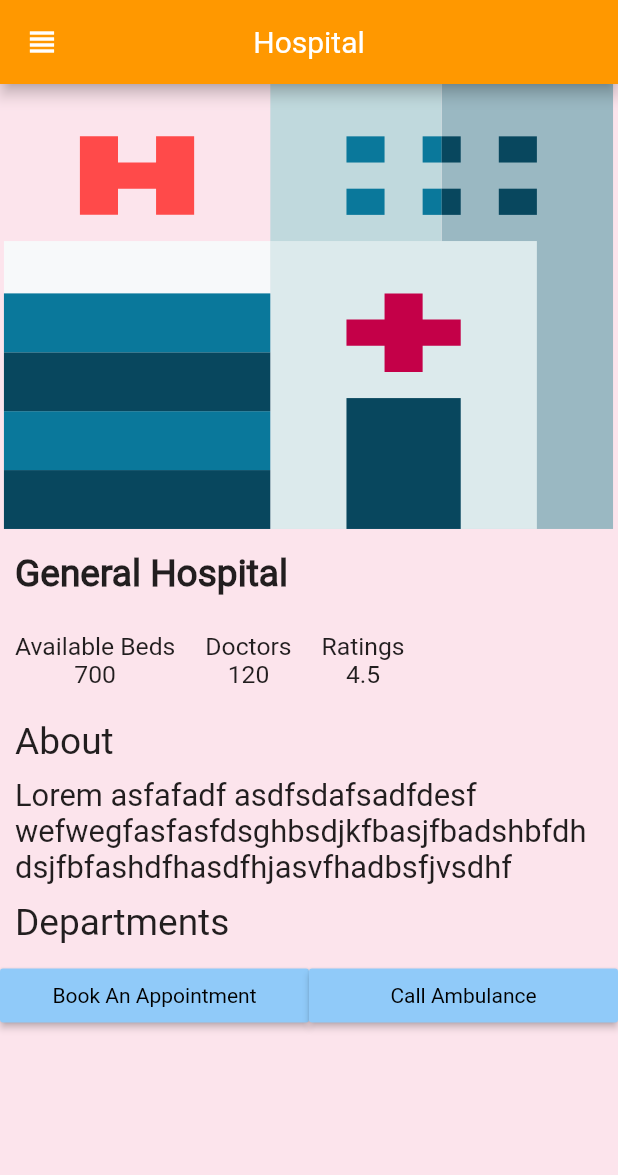
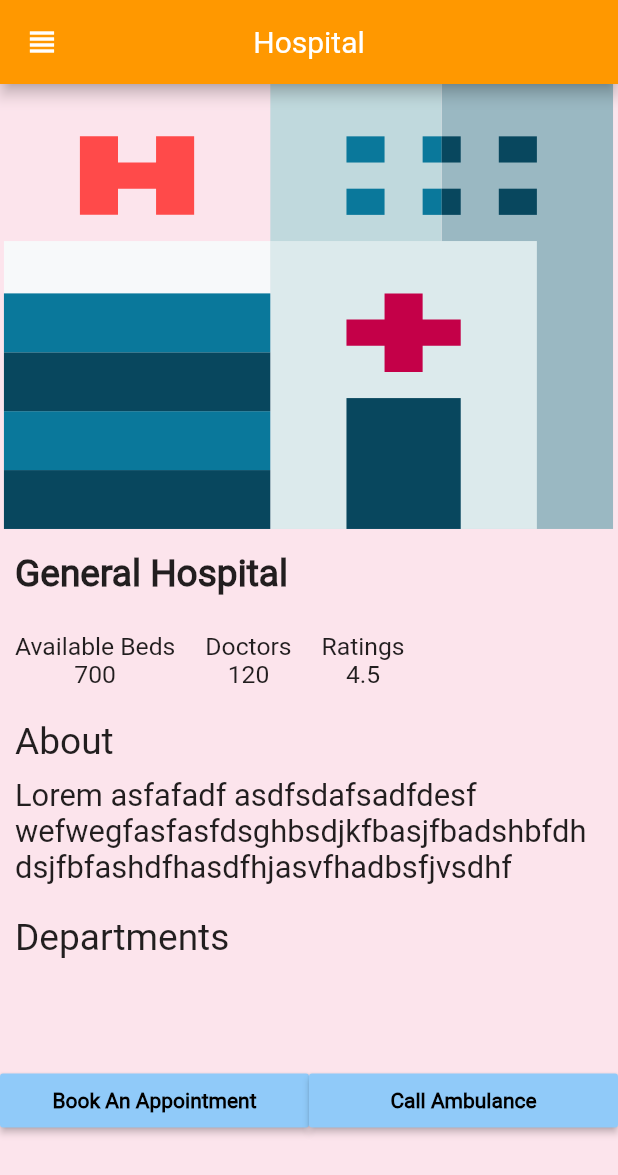
Before and after one commit to sanscript-tech/medical-emergency-flutter-node, a Flutter app: the HospitalDetails screen opened directly, on a phone screen of 412 x 824 dp. Shown: the top 1175 px of the screen. Run offline on Flutter 3.47's test engine with Material 2 defaults, Android fonts, the phone set to English and light mode, and no system bars; our stand-ins replace auto_size_text, email_validator, flutter_svg, fluttertoast.

Commit message:
hospitalsDetailsPage

```diff
--- a/frontend/lib/main.dart
+++ b/frontend/lib/main.dart
@@ -16,7 +16,7 @@ class MyApp extends StatelessWidget {
   Widget build(BuildContext context) {
     return MaterialApp(
       title: 'Flutter Demo',
-      home: EmergencySearch(),
+      home: HospitalDetails(),
       debugShowCheckedModeBanner: false,
       //initialRoute: Dashboard.dashboardId,
       routes: routes,
--- a/frontend/lib/pages/hospital_details.dart
+++ b/frontend/lib/pages/hospital_details.dart
@@ -23,7 +23,8 @@ class _HospitalDetailsState extends State<HospitalDetails> {
             'Hospital',
             style: TextStyle(fontFamily: 'Roboto', color: Colors.white),
           )),
-      body: ListView(children: <Widget>[
+      body: Container(
+        child: ListView(children: <Widget>[
           Container(
             child: SvgPicture.asset(
               assetName,
@@ -126,30 +127,41 @@ class _HospitalDetailsState extends State<HospitalDetails> {
             ),
           ),
           Padding(
-          padding: const EdgeInsets.all(10.0),
+            padding: const EdgeInsets.only(left: 10.0, top: 20.0, bottom: 20.0),
             child: Text(
               'Departments',
               style: TextStyle(
                   fontWeight: FontWeight.normal, fontSize: deviceHeight * 0.03),
             ),
           ),
-        Row(children: <Widget>[
+          SizedBox(
+            height: 50.0,
+          ),
+          Align(
+            alignment: Alignment.bottomLeft,
+            child: Row(children: <Widget>[
               MaterialButton(
+                splashColor: Colors.purple,
                 color: Colors.blue[200],
                 minWidth: deviceWidth * 0.5,
                 child: Text('Book An Appointment',
-                style: TextStyle(color: Colors.black)),
+                    style: TextStyle(
+                        color: Colors.black, fontWeight: FontWeight.bold)),
                 onPressed: () {},
               ),
               MaterialButton(
+                splashColor: Colors.purple,
                 color: Colors.blue[200],
                 minWidth: deviceWidth * 0.5,
-            child:
-                Text('Call Ambulance', style: TextStyle(color: Colors.black)),
+                child: Text('Call Ambulance',
+                    style: TextStyle(
+                        color: Colors.black, fontWeight: FontWeight.bold)),
                 onPressed: () {},
               ),
-        ])
             ]),
+          )
+        ]),
+      ),
     );
   }
 }
```
Also changed, not shown: frontend/lib/pages/emergency_search.dart (deleted, +0 -112 lines). Lines whose indentation alone changed are shown as unchanged.
